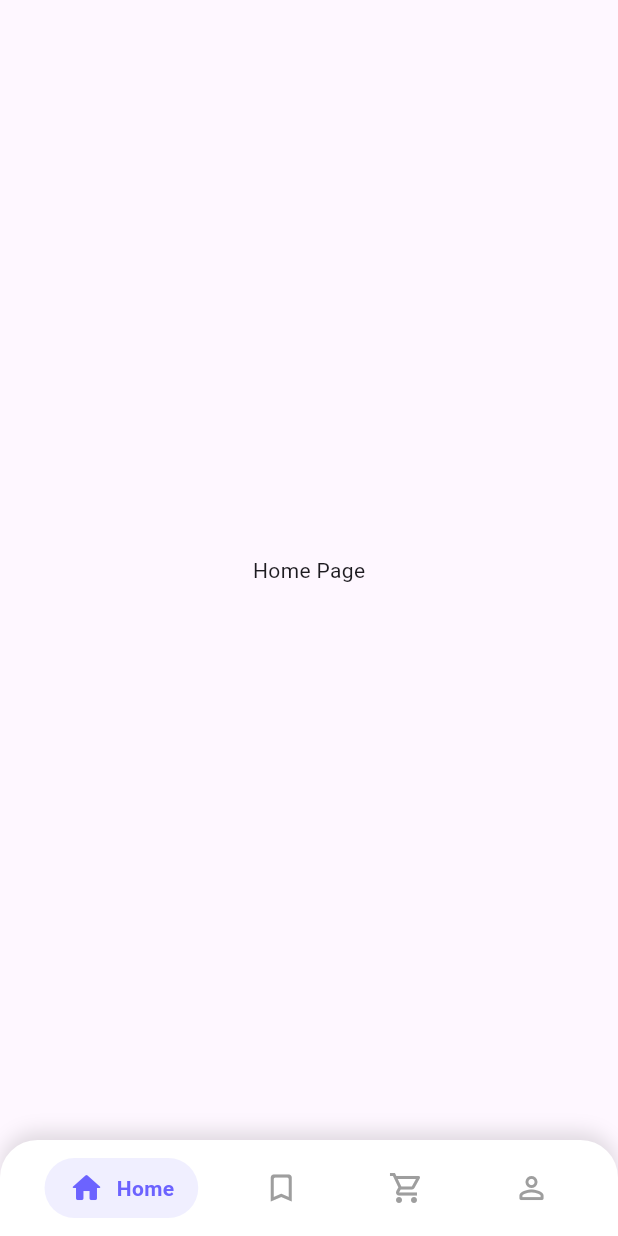
After one commit to kerilous1/bookia_store, a Flutter app: the MainLayout screen opened directly, on a phone screen of 412 x 824 dp. The commit adds this screen. Run offline on Flutter 3.47's test engine with Material 3 defaults, Android fonts, the phone set to English and light mode, and no system bars; our stand-ins replace dartz, dio, flutter_bloc, get_it, pinput.

Commit message:
MainLayout & CustomBottomNavigation

```diff
--- /dev/null
+++ b/lib/core/widgets/CustomBottomNavigation.dart
@@ -0,0 +1,78 @@
+import 'package:flutter/material.dart';
+import '../utils/app_colors.dart'; // تأكد من المسار
+
+class CustomBottomNavigation extends StatelessWidget {
+  final int indexSelected;
+  final Function(int) onItemSelected;
+
+  const CustomBottomNavigation({
+    super.key,
+    required this.indexSelected,
+    required this.onItemSelected,
+  });
+
+  @override
+  Widget build(BuildContext context) {
+    // قائمة الـ 4 شاشات الأساسية كما في الديزاين
+    final List<Map<String, dynamic>> navItems = [
+      {'icon': Icons.home_rounded, 'label': 'Home'},
+      {'icon': Icons.bookmark_border_rounded, 'label': 'Saved'},
+      {'icon': Icons.shopping_cart_outlined, 'label': 'Cart'},
+      {'icon': Icons.person_outline_rounded, 'label': 'Profile'},
+    ];
+
+    return Container(
+      padding: const EdgeInsets.symmetric(horizontal: 16, vertical: 12),
+      decoration: const BoxDecoration(
+        color: Colors.white, // خلفية البار
+        borderRadius: BorderRadius.only(
+          topLeft: Radius.circular(25),
+          topRight: Radius.circular(25),
+        ),
+        boxShadow: [
+          BoxShadow(color: Colors.black12, blurRadius: 10, offset: Offset(0, -5))
+        ],
+      ),
+      child: Row(
+        mainAxisAlignment: MainAxisAlignment.spaceAround,
+        children: List.generate(navItems.length, (index) {
+          bool isSelected = indexSelected == index;
+          return GestureDetector(
+            onTap: () => onItemSelected(index),
+            child: AnimatedContainer(
+              duration: const Duration(milliseconds: 400),
+              curve: Curves.easeInOut,
+              padding: const EdgeInsets.symmetric(horizontal: 16, vertical: 8),
+              decoration: BoxDecoration(
+                // لون الخلفية عند الاختيار - عدله ليكون لون تطبيقك الأساسي
+                color: isSelected
+                    ? AppColors.primaryBlue.withOpacity(0.1)
+                    : Colors.transparent,
+                borderRadius: BorderRadius.circular(20),
+              ),
+              child: Row(
+                children: [
+                  Icon(
+                    navItems[index]['icon'],
+                    color: isSelected ? AppColors.primaryBlue : Colors.grey,
+                    size: 24,
+                  ),
+                  if (isSelected) ...[
+                    const SizedBox(width: 8),
+                    Text(
+                      navItems[index]['label'],
+                      style: TextStyle(
+                        color: AppColors.primaryBlue,
+                        fontWeight: FontWeight.bold,
+                      ),
+                    ),
+                  ]
+                ],
+              ),
+            ),
+          );
+        }),
+      ),
+    );
+  }
+}
--- a/lib/features/Authentication/presentation/pages/verification_page.dart
+++ b/lib/features/Authentication/presentation/pages/verification_page.dart
@@ -5,6 +5,7 @@ import 'package:flutter_bloc/flutter_bloc.dart';
 import 'package:pinput/pinput.dart';
 
 import '../../../../core/widgets/custom_button.dart';
+import '../../../../main_layout.dart';
 import '../cubit/auth_state_cubit.dart';
 
 class VerificationPage extends StatefulWidget {
@@ -155,7 +156,11 @@ class _VerificationPageState extends State<VerificationPage> {
                               ),
                             ),
                           );
-                          //TODO: navigate to home page
+                          Navigator.pushAndRemoveUntil(
+                            context,
+                            MaterialPageRoute(builder: (_) => const MainLayout()),
+                                (route) => false,
+                          );
                         }
 
                         //
--- /dev/null
+++ b/lib/main_layout.dart
@@ -0,0 +1,36 @@
+import 'package:flutter/material.dart';
+import '../../../../core/utils/app_colors.dart';
+import 'core/widgets/CustomBottomNavigation.dart';
+
+class MainLayout extends StatefulWidget {
+  const MainLayout({super.key});
+
+  @override
+  State<MainLayout> createState() => _MainLayoutState();
+}
+
+class _MainLayoutState extends State<MainLayout> {
+  int currentIndex = 0;
+
+  final List<Widget> pages = [
+    const Center(child: Text("Home Page")),
+    const Center(child: Text("Saved Page")),
+    const Center(child: Text("Cart Page")),
+    const Center(child: Text("Profile Page")),
+  ];
+
+  @override
+  Widget build(BuildContext context) {
+    return Scaffold(
+      body: pages[currentIndex],
+      bottomNavigationBar: CustomBottomNavigation(
+        indexSelected: currentIndex,
+        onItemSelected: (index) {
+          setState(() {
+            currentIndex = index;
+          });
+        },
+      ),
+    );
+  }
+}
```
